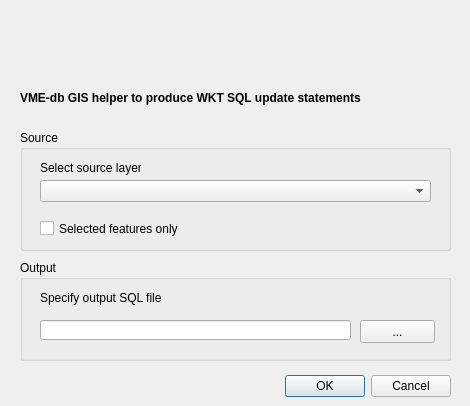
This is VmeHelper/vme_helper_dialog_base.ui in openfigis/figis-sdi-qgis-plugins as Qt 5 draws it before an edit. The edited form follows.
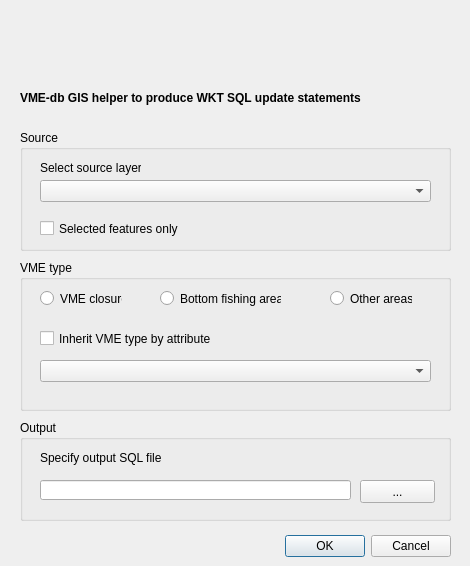
This is the edited form. Icons and pictures are not drawn.

Commit message: add error/info messages + prepare advanced UI

```diff
--- a/VmeHelper/vme_helper_dialog_base.ui
+++ b/VmeHelper/vme_helper_dialog_base.ui
@@ -7,7 +7,7 @@
     <x>0</x>
     <y>0</y>
     <width>470</width>
-    <height>406</height>
+    <height>566</height>
    </rect>
   </property>
   <property name="windowTitle">
@@ -17,7 +17,7 @@
    <property name="geometry">
     <rect>
      <x>110</x>
-     <y>370</y>
+     <y>530</y>
      <width>341</width>
      <height>32</height>
     </rect>
@@ -82,7 +82,7 @@
    <property name="geometry">
     <rect>
      <x>20</x>
-     <y>260</y>
+     <y>420</y>
      <width>431</width>
      <height>101</height>
     </rect>
@@ -162,6 +162,81 @@
     <pixmap resource="resources.qrc">:/plugins/VmeHelper/images/vme_logo.jpg</pixmap>
    </property>
   </widget>
+  <widget class="QGroupBox" name="vmeTypeGroupBox">
+   <property name="geometry">
+    <rect>
+     <x>20</x>
+     <y>260</y>
+     <width>431</width>
+     <height>151</height>
+    </rect>
+   </property>
+   <property name="title">
+    <string>VME type</string>
+   </property>
+   <widget class="QCheckBox" name="attrCheckBox">
+    <property name="geometry">
+     <rect>
+      <x>20</x>
+      <y>70</y>
+      <width>191</width>
+      <height>17</height>
+     </rect>
+    </property>
+    <property name="text">
+     <string>Inherit VME type by attribute</string>
+    </property>
+   </widget>
+   <widget class="QRadioButton" name="vmeType1">
+    <property name="geometry">
+     <rect>
+      <x>20</x>
+      <y>30</y>
+      <width>82</width>
+      <height>17</height>
+     </rect>
+    </property>
+    <property name="text">
+     <string>VME closures</string>
+    </property>
+   </widget>
+   <widget class="QRadioButton" name="vmeType2">
+    <property name="geometry">
+     <rect>
+      <x>140</x>
+      <y>30</y>
+      <width>121</width>
+      <height>17</height>
+     </rect>
+    </property>
+    <property name="text">
+     <string>Bottom fishing areas</string>
+    </property>
+   </widget>
+   <widget class="QRadioButton" name="vmeType3">
+    <property name="geometry">
+     <rect>
+      <x>310</x>
+      <y>30</y>
+      <width>82</width>
+      <height>17</height>
+     </rect>
+    </property>
+    <property name="text">
+     <string>Other areas</string>
+    </property>
+   </widget>
+   <widget class="QComboBox" name="attrComboBox">
+    <property name="geometry">
+     <rect>
+      <x>20</x>
+      <y>100</y>
+      <width>391</width>
+      <height>22</height>
+     </rect>
+    </property>
+   </widget>
+  </widget>
  </widget>
  <resources/>
  <connections>
```
Left out of the diff: 17 changed lines with no effect on the pictures. The commit also changes 1 other file.
